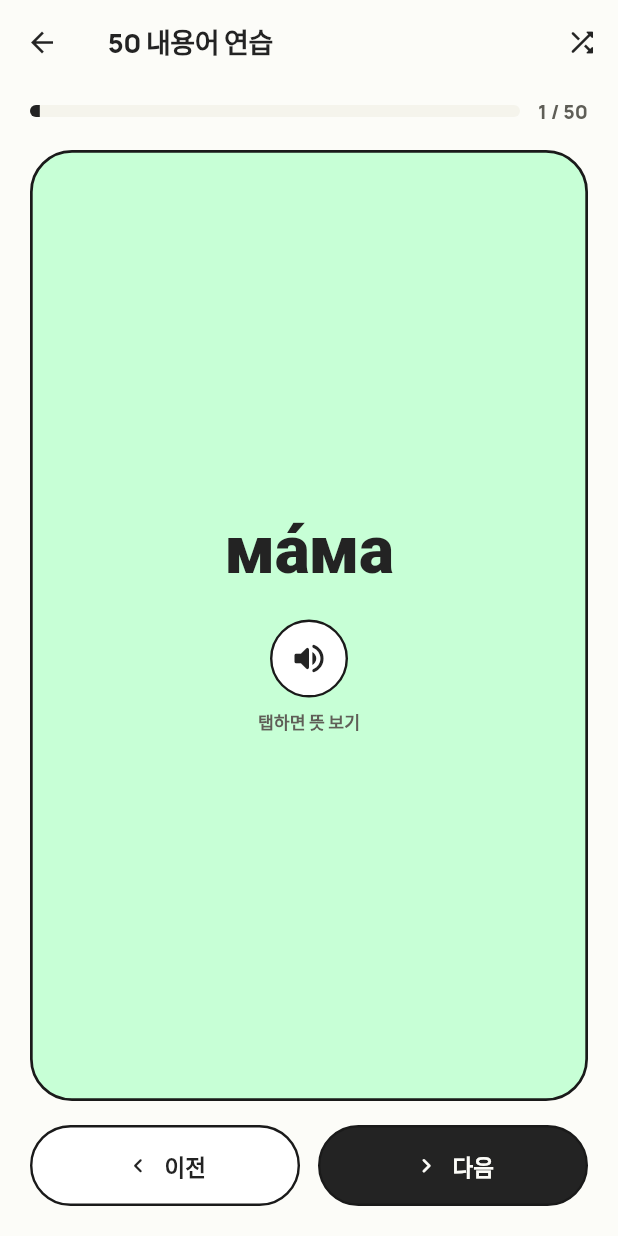
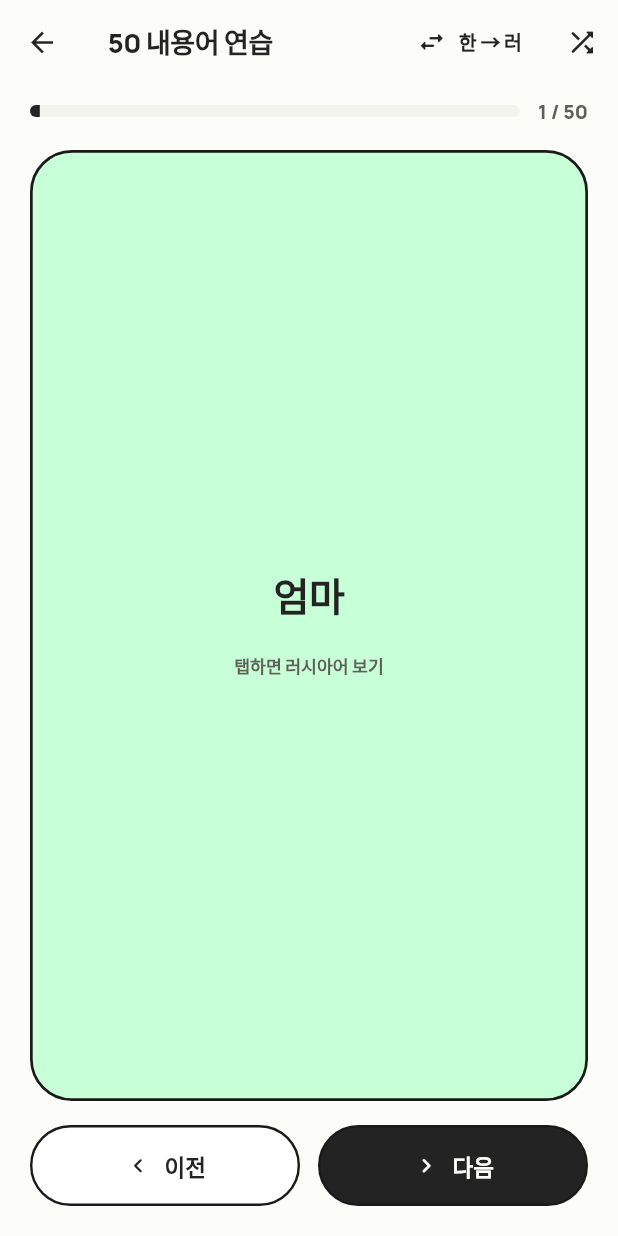
Before and after one commit to talkverselab/talkverse-ru, a Flutter app: the FlashcardSessionScreen screen opened directly, on a phone screen of 412 x 824 dp. Run offline on Flutter 3.47's test engine with Material 3 defaults, Android fonts, the phone set to English and light mode, and no system bars; our stand-ins replace flutter_tts, google_fonts.

Commit message:
외부 자료 문장 600(이력 정리로 삭제됨) — 회화 6코스 + 플래시카드(한↔러 방향 토글)
- xlsx/PDF 원본 -> sentences.dart 생성 파이프라인 (tool/)
- 코스 화면: 100문장 리스트 + 단어설명 펼침 + TTS
- 플래시카드 방향 토글(기본 한->러), 러시아어 면에서만 자동 TTS
- widget_test: 6코스x100문장 번호 연속 검증으로 교체

Co-Authored-By: Claude Fable 5 <noreply@anthropic.com>

```diff
--- a/lib/domain/models/flashcard.dart
+++ b/lib/domain/models/flashcard.dart
@@ -1,18 +1,24 @@
 import 'sentence.dart';
+import '../../data/sentence_sentences.dart';
 
 /// 플래시카드 한 장 — 문장(색칠 토큰) 또는 단어 한 개를 앞면에.
 class FlashItem {
   final List<Tok>? tokens; // 문장 카드 (색칠 렌더)
-  final String? word; // 단어 카드 (키릴 한 단어)
+  final String? word; // 단어 카드 (키릴 한 단어) 또는 plain 문장
+  final String? reading; // plain 문장 카드의 한글 독음
   final String tts; // 발음용 텍스트
   final String back; // 뒷면 한국어 뜻
   final String? note; // 뒷면 보조 (포인트/품사)
 
-  const FlashItem({this.tokens, this.word, required this.tts, required this.back, this.note});
+  const FlashItem(
+      {this.tokens, this.word, this.reading, required this.tts, required this.back, this.note});
 
   factory FlashItem.fromSentence(Sentence s) =>
       FlashItem(tokens: s.tokens, tts: s.plain, back: s.ko, note: s.note);
 
   factory FlashItem.word(String word, {required String ko, String? note}) =>
       FlashItem(word: word, tts: word, back: ko, note: note);
+
+  factory FlashItem.fromSentence(SentenceSentence s) =>
+      FlashItem(word: s.ru, reading: s.reading, tts: s.ru, back: s.ko, note: s.note);
 }
--- a/lib/screens/conversation/flashcard_session_screen.dart
+++ b/lib/screens/conversation/flashcard_session_screen.dart
@@ -29,6 +29,7 @@ class _FlashcardSessionScreenState extends State<FlashcardSessionScreen>
     with SingleTickerProviderStateMixin {
   late final List<FlashItem> _items = [...widget.items];
   int _i = 0;
+  bool _koFirst = true; // true = 한→러 (기본), false = 러→한
   late final AnimationController _flip = AnimationController(
     vsync: this,
     duration: const Duration(milliseconds: 380),
@@ -39,7 +40,7 @@ class _FlashcardSessionScreenState extends State<FlashcardSessionScreen>
   @override
   void initState() {
     super.initState();
-    WidgetsBinding.instance.addPostFrameCallback((_) => TtsService.instance.speak(_cur.tts, delay: const Duration(seconds: 1)));
+    WidgetsBinding.instance.addPostFrameCallback((_) => _speakIfRuVisible(delayed: true));
   }
 
   @override
@@ -48,9 +49,26 @@ class _FlashcardSessionScreenState extends State<FlashcardSessionScreen>
     super.dispose();
   }
 
+  /// 러시아어 면이 보일 때만 자동 발음 (한→러 앞면에서 정답 유출 방지).
+  void _speakIfRuVisible({bool delayed = false}) {
+    if (_koFirst) return;
+    TtsService.instance
+        .speak(_cur.tts, delay: delayed ? const Duration(seconds: 1) : Duration.zero);
+  }
+
   void _toggleFlip() {
     if (_flip.isAnimating) return;
-    _flip.value < 0.5 ? _flip.forward() : _flip.reverse();
+    final revealing = _flip.value < 0.5;
+    revealing ? _flip.forward() : _flip.reverse();
+    if (revealing && _koFirst) TtsService.instance.speak(_cur.tts);
+  }
+
+  void _toggleDirection() {
+    setState(() {
+      _koFirst = !_koFirst;
+      _flip.value = 0;
+    });
+    _speakIfRuVisible();
   }
 
   void _go(int delta) {
@@ -60,7 +78,7 @@ class _FlashcardSessionScreenState extends State<FlashcardSessionScreen>
       if (_i < 0) _i += n;
       _flip.value = 0;
     });
-    TtsService.instance.speak(_cur.tts, delay: const Duration(seconds: 1));
+    _speakIfRuVisible(delayed: true);
   }
 
   void _shuffle() {
@@ -69,7 +87,7 @@ class _FlashcardSessionScreenState extends State<FlashcardSessionScreen>
       _i = 0;
       _flip.value = 0;
     });
-    TtsService.instance.speak(_cur.tts, delay: const Duration(seconds: 1));
+    _speakIfRuVisible(delayed: true);
   }
 
   @override
@@ -78,6 +96,12 @@ class _FlashcardSessionScreenState extends State<FlashcardSessionScreen>
       appBar: AppBar(
         title: Text(widget.title, style: AppType.serif(18)),
         actions: [
+          TextButton.icon(
+            onPressed: _toggleDirection,
+            icon: const Icon(Icons.swap_horiz_rounded, color: AppColors.ink, size: 20),
+            label: Text(_koFirst ? '한 → 러' : '러 → 한',
+                style: AppType.sans(13, weight: FontWeight.w800, color: AppColors.ink)),
+          ),
           IconButton(
             icon: const Icon(Icons.shuffle_rounded),
             tooltip: '섞기',
@@ -148,6 +172,30 @@ class _FlashcardSessionScreenState extends State<FlashcardSessionScreen>
     );
   }
 
+  /// 러시아어 면 — 색칠 토큰 / plain 문장+독음 / 단어.
+  List<Widget> _ruSide(FlashItem it) => [
+        if (it.tokens != null) ...[
+          SentenceText(tokens: it.tokens!, size: 26),
+          const SizedBox(height: 12),
+          SentenceReading(tokens: it.tokens!, size: 15),
+        ] else if (it.reading != null) ...[
+          Text(it.word ?? '',
+              textAlign: TextAlign.center, style: AppType.serif(25, height: 1.25)),
+          const SizedBox(height: 12),
+          Text(it.reading!,
+              textAlign: TextAlign.center,
+              style: AppType.sans(15,
+                  weight: FontWeight.w600, color: AppColors.inkSoft, height: 1.4)),
+        ] else
+          Text(it.word ?? '',
+              textAlign: TextAlign.center, style: AppType.serif(44, height: 1.1)),
+      ];
+
+  /// 한국어 면 — 뜻.
+  List<Widget> _koSide(FlashItem it) => [
+        Text(it.back, textAlign: TextAlign.center, style: AppType.serif(26, height: 1.25)),
+      ];
+
   Widget _front() {
     final it = _cur;
     return _CardShell(
@@ -155,17 +203,13 @@ class _FlashcardSessionScreenState extends State<FlashcardSessionScreen>
       child: Column(
         mainAxisAlignment: MainAxisAlignment.center,
         children: [
-          if (it.tokens != null) ...[
-            SentenceText(tokens: it.tokens!, size: 26),
-            const SizedBox(height: 12),
-            SentenceReading(tokens: it.tokens!, size: 15),
-          ] else
-            Text(it.word ?? '',
-                textAlign: TextAlign.center, style: AppType.serif(44, height: 1.1)),
+          ...(_koFirst ? _koSide(it) : _ruSide(it)),
           const SizedBox(height: 22),
-          _SpeakBtn(text: it.tts),
-          const SizedBox(height: 8),
-          Text('탭하면 뜻 보기',
+          if (!_koFirst) ...[
+            _SpeakBtn(text: it.tts),
+            const SizedBox(height: 8),
+          ],
+          Text(_koFirst ? '탭하면 러시아어 보기' : '탭하면 뜻 보기',
               style: AppType.sans(11.5, weight: FontWeight.w600, color: AppColors.inkSoft)),
         ],
       ),
@@ -179,8 +223,7 @@ class _FlashcardSessionScreenState extends State<FlashcardSessionScreen>
       child: Column(
         mainAxisAlignment: MainAxisAlignment.center,
         children: [
-          Text(it.back,
-              textAlign: TextAlign.center, style: AppType.serif(26, height: 1.25)),
+          ...(_koFirst ? _ruSide(it) : _koSide(it)),
           if (it.note != null) ...[
             const SizedBox(height: 14),
             Container(
```
Also changed, not shown: lib/screens/conversation/flashcards_home_screen.dart (+22 -0 lines), lib/screens/conversation/sentence_course_screen.dart (added, +161 -0 lines), 1 other file.
